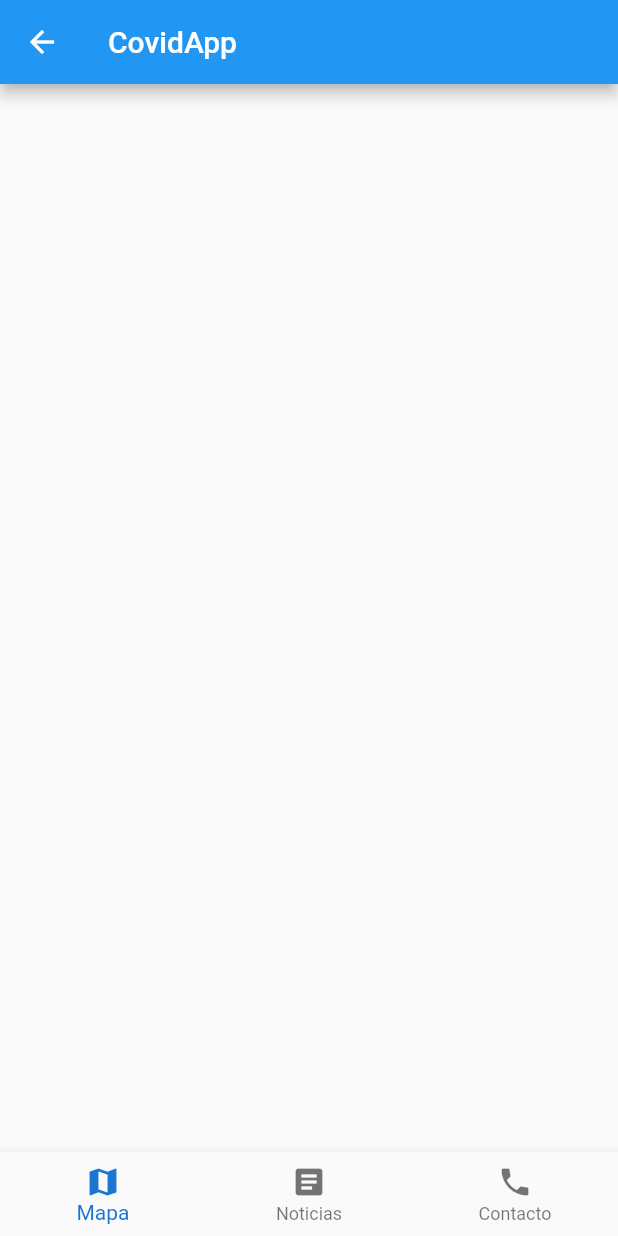
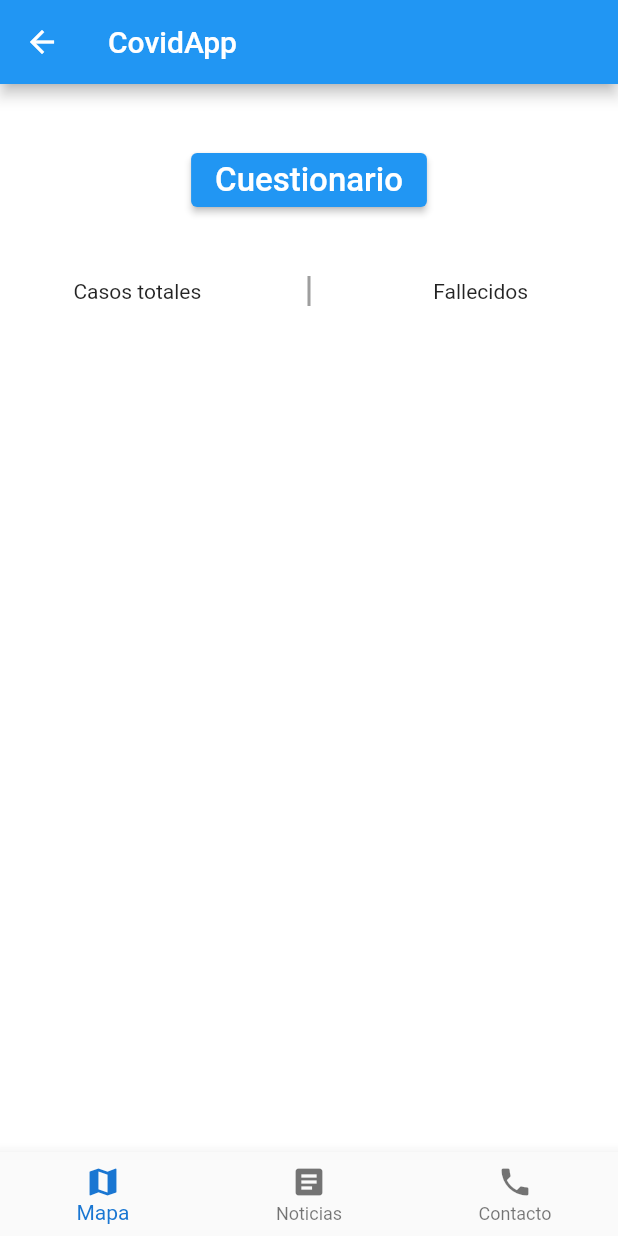
Before and after one commit to JomaMP/covid-radar, a Flutter app: the screen it shows after launch, after a tap on "Iniciar sesión", on a phone screen of 412 x 824 dp. Run offline on Flutter 3.47's test engine with Material 2 defaults, Android fonts, the phone set to English and light mode, and no system bars.

Commit message:
pages maquetado

```diff
--- a/covidapp/lib/main.dart
+++ b/covidapp/lib/main.dart
@@ -11,7 +11,6 @@ class MyApp extends StatelessWidget {
       debugShowCheckedModeBanner: false,
       theme: ThemeData(
         brightness: Brightness.light,
-        primarySwatch: Colors.blue,
       ),
       home: Login(),
     );
--- /dev/null
+++ b/covidapp/lib/ui/Home_pages/page_contact.dart
@@ -0,0 +1,8 @@
+import 'package:flutter/material.dart';
+
+class PageContact extends StatelessWidget {
+  @override
+  Widget build(BuildContext context) {
+    return Center();
+  }
+}
--- /dev/null
+++ b/covidapp/lib/ui/Home_pages/page_map.dart
@@ -0,0 +1,61 @@
+import 'package:flutter/material.dart';
+
+class PageMapa extends StatelessWidget {
+  @override
+  Widget build(BuildContext context) {
+    return Center(
+      child: Column(
+        crossAxisAlignment: CrossAxisAlignment.center,
+        children: [
+          Row(
+            mainAxisAlignment: MainAxisAlignment.center,
+            children: [
+              Padding(
+                padding: EdgeInsets.all(40),
+                child: Column(
+                  crossAxisAlignment: CrossAxisAlignment.center,
+                  children: <Widget>[
+                    Padding(
+                      padding: EdgeInsets.all(0),
+                      child: ElevatedButton(
+                        onPressed: () {},
+                        child: Center(
+                          child: Text("Cuestionario",
+                              style:
+                                  TextStyle(color: Colors.white, fontSize: 22)),
+                        ),
+                      ),
+                    ),
+                  ],
+                ),
+              ),
+            ],
+          ),
+          Row(
+              mainAxisAlignment: MainAxisAlignment.spaceEvenly,
+              crossAxisAlignment: CrossAxisAlignment.center,
+              children: [
+                Expanded(
+                  flex: 4,
+                  child: Text(
+                    'Casos totales',
+                    textAlign: TextAlign.center,
+                  ),
+                ),
+                Expanded(
+                  child: Container(
+                      height: 20,
+                      child: VerticalDivider(color: Colors.grey, thickness: 2)),
+                ),
+                Expanded(
+                    flex: 4,
+                    child: Text(
+                      'Fallecidos',
+                      textAlign: TextAlign.center,
+                    )),
+              ])
+        ],
+      ),
+    );
+  }
+}
--- /dev/null
+++ b/covidapp/lib/ui/Home_pages/page_news.dart
@@ -0,0 +1,8 @@
+import 'package:flutter/material.dart';
+
+class PageNews extends StatelessWidget {
+  @override
+  Widget build(BuildContext context) {
+    return Center();
+  }
+}
--- a/covidapp/lib/ui/home.dart
+++ b/covidapp/lib/ui/home.dart
@@ -1,4 +1,8 @@
+import 'package:covidapp/ui/Home_pages/page_contact.dart';
+import 'package:covidapp/ui/Home_pages/page_news.dart';
 import 'package:flutter/material.dart';
+
+import 'Home_pages/page_map.dart';
 
 class Home extends StatefulWidget {
   @override
@@ -7,12 +11,15 @@ class Home extends StatefulWidget {
 
 class _HomeState extends State<Home> {
   int _paginaActual = 0;
+
+  List<Widget> _paginas = [PageMapa(), PageContact(), PageNews()];
   @override
   Widget build(BuildContext context) {
     return Scaffold(
       appBar: AppBar(
         title: Text("CovidApp"),
       ),
+      body: _paginas[_paginaActual],
       bottomNavigationBar: BottomNavigationBar(
         onTap: (index) {
           setState(() {
@@ -36,6 +43,7 @@ class _HomeState extends State<Home> {
         ],
         selectedItemColor: Colors.blue[700],
       ),
+      backgroundColor: Colors.white,
     );
   }
 }
```
